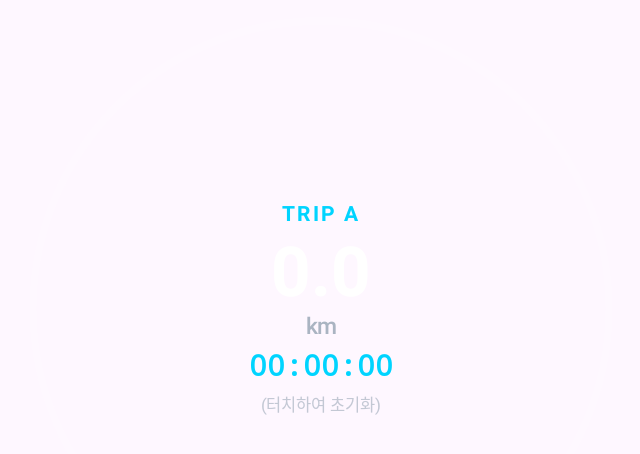
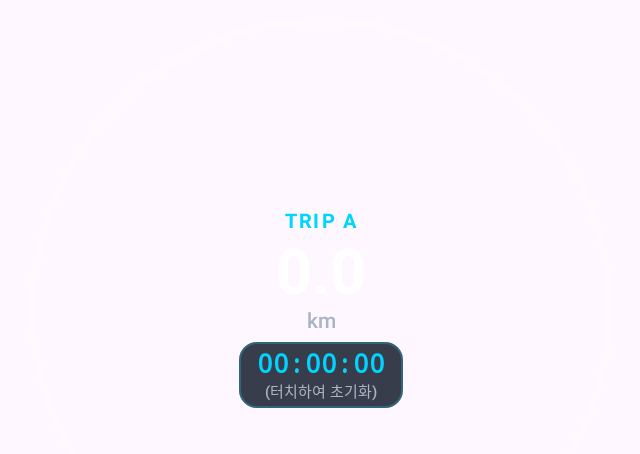
Before and after one commit to win6829/TeslaCluster, an Android app built with Jetpack Compose: the composable CircularTripGauge called with empty values, on a phone screen of 824 x 412 dp (held sideways). Shown: the top 454 px of the screen, without its empty margins (297-937 px from the left). Run offline under Robolectric (Android 15) with nearby library versions, the phone set to English and light mode, and no system bars.

Commit message:
Update MainActivity.kt

```diff
--- a/app/src/main/java/com/tesla/cluster/MainActivity.kt
+++ b/app/src/main/java/com/tesla/cluster/MainActivity.kt
@@ -2095,6 +2095,7 @@ fun GradientSpeedometer240(
 }
 
 @Composable
+@Composable
 fun CircularTripGauge(
     distanceKm: Float,
     driveTimeSec: Float,
@@ -2103,9 +2104,11 @@ fun CircularTripGauge(
     modifier: Modifier = Modifier
 ) {
     val mainTextColor = if (isDay) Color(0xFF161A20) else Color.White
-    val subTextColor = if (isDay) Color(0xFF5D6673) else Color(0xFFAAB4C2)
+    val subTextColor = if (isDay) Color(0xFF475569) else Color(0xFFAAB4C2)
     val accentColor = if (isDay) Color(0xFF0077E6) else Color(0xFF00D4FF)
-    val trackColor = if (isDay) Color.Black.copy(alpha = 0.10f) else Color.White.copy(alpha = 0.14f)
+    val trackColor = if (isDay) Color.Black.copy(alpha = 0.12f) else Color.White.copy(alpha = 0.14f)
+    val badgeBgColor = if (isDay) Color(0xF2FFFFFF) else Color(0xCC06101E)
+    val badgeBorderColor = if (isDay) Color(0x440077E6) else Color(0x4422D3EE)
 
     val tripProgress = ((distanceKm % 100f) / 100f).coerceIn(0f, 1f)
 
@@ -2145,47 +2148,57 @@ fun CircularTripGauge(
 
         Column(
             horizontalAlignment = Alignment.CenterHorizontally,
-            verticalArrangement = Arrangement.Center
+            verticalArrangement = Arrangement.Center,
+            modifier = Modifier.padding(horizontal = 20.dp)
         ) {
             Text(
                 text = "TRIP A",
                 color = accentColor,
-                fontSize = 14.sp,
+                fontSize = 13.sp,
                 fontWeight = FontWeight.Bold,
                 letterSpacing = 1.5.sp
             )
-            Spacer(modifier = Modifier.height(4.dp))
+            Spacer(modifier = Modifier.height(2.dp))
             Text(
                 text = String.format(Locale.US, "%.1f", distanceKm),
                 color = mainTextColor,
-                fontSize = 46.sp,
+                fontSize = 42.sp,
                 fontWeight = FontWeight.Bold,
                 fontFamily = FontFamily.SansSerif
             )
             Text(
                 text = "km",
                 color = subTextColor,
-                fontSize = 15.sp,
+                fontSize = 14.sp,
                 fontWeight = FontWeight.Medium
             )
             Spacer(modifier = Modifier.height(6.dp))
-            Text(
-                text = formatDriveTime(driveTimeSec),
-                color = accentColor,
-                fontSize = 20.sp,
-                fontWeight = FontWeight.SemiBold,
-                fontFamily = FontFamily.Monospace
-            )
-            Spacer(modifier = Modifier.height(6.dp))
-            Text(
-                text = "(터치하여 초기화)",
-                color = subTextColor.copy(alpha = 0.7f),
-                fontSize = 11.sp
-            )
+
+            // 도로 선과 겹치지 않도록 전용 배경 칩으로 감싼 운행시간 + 초기화 안내
+            Column(
+                horizontalAlignment = Alignment.CenterHorizontally,
+                modifier = Modifier
+                    .background(badgeBgColor, RoundedCornerShape(12.dp))
+                    .border(1.dp, badgeBorderColor, RoundedCornerShape(12.dp))
+                    .padding(horizontal = 12.dp, vertical = 4.dp)
+            ) {
+                Text(
+                    text = formatDriveTime(driveTimeSec),
+                    color = accentColor,
+                    fontSize = 18.sp,
+                    fontWeight = FontWeight.Bold,
+                    fontFamily = FontFamily.Monospace
+                )
+                Text(
+                    text = "(터치하여 초기화)",
+                    color = subTextColor,
+                    fontSize = 10.sp,
+                    fontWeight = FontWeight.Medium
+                )
+            }
         }
     }
 }
-
 @Composable
 fun WeatherPrecipitationOverlay(
     weather: WeatherType,
```
